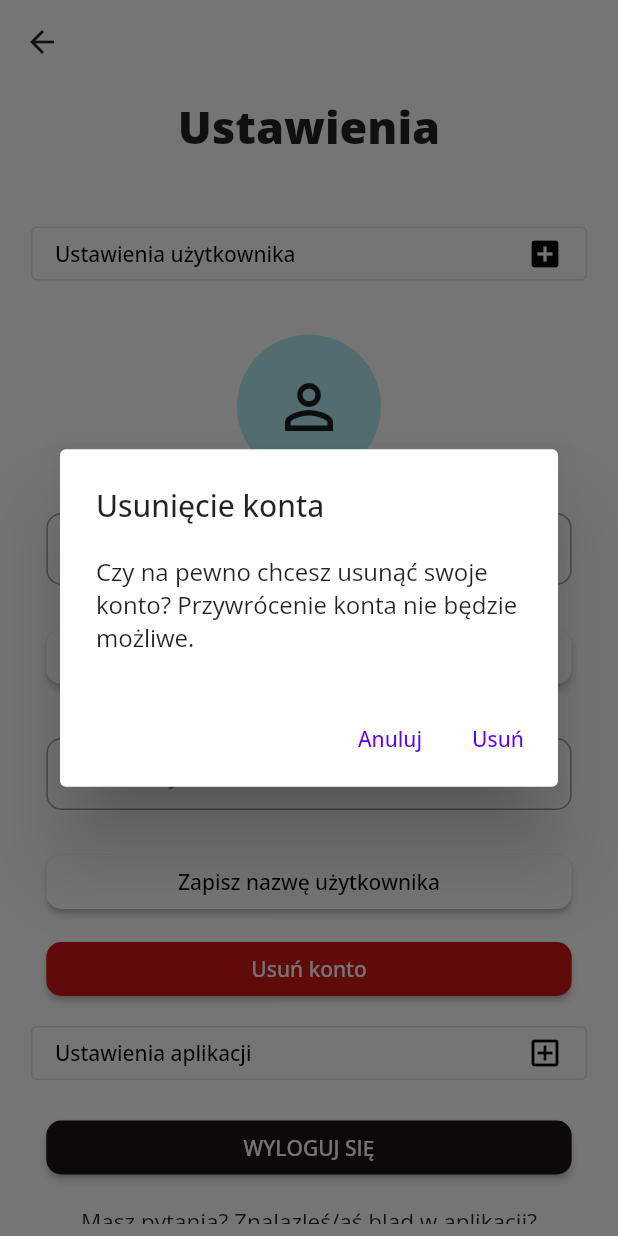
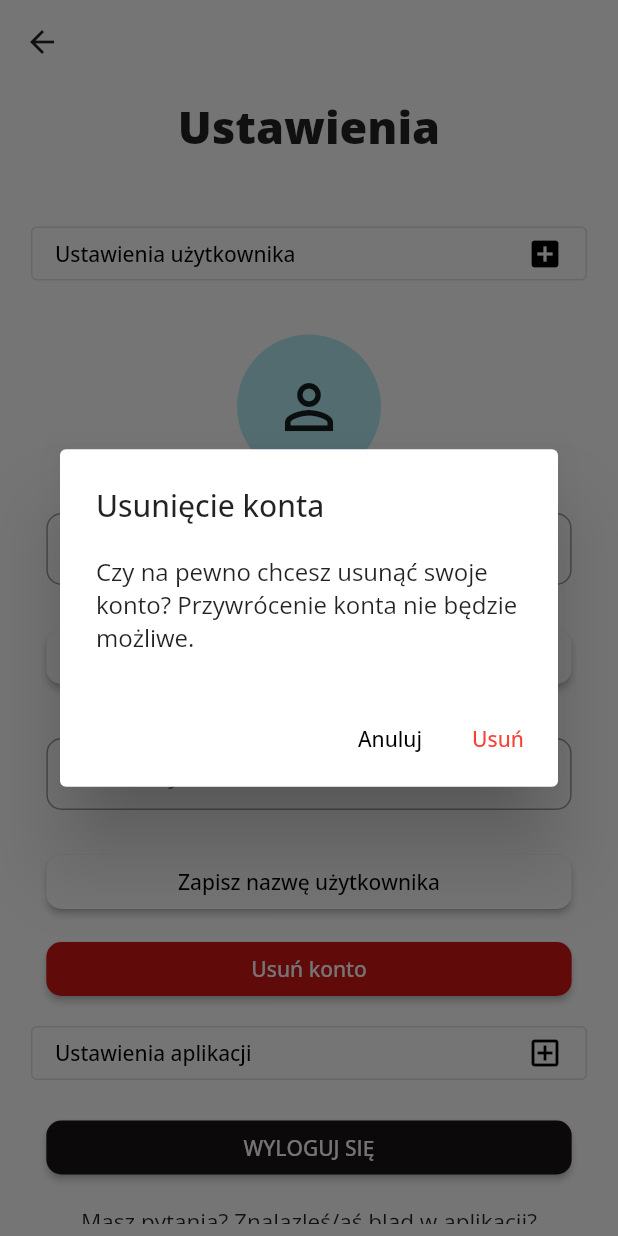
Before and after one commit to mkubis00/zupa_na_pietrynie, a Flutter app: the SettingOptionsPage screen opened directly, after a tap on "Ustawienia użytkownika", after a tap on "Usuń konto", on a phone screen of 412 x 824 dp. Run offline on Flutter 3.47's test engine with Material 2 defaults, Android fonts, the phone set to English and light mode, and no system bars; our stand-ins replace bloc, cloud_firestore, equatable, firebase_auth, firebase_core, flutter_bloc and 4 more; missing offline and left inert: flow_builder, flutter_facebook_auth; accounts and stored records are empty.

Commit message:
User credentials

```diff
--- a/lib/settings_options/view/settings_optins_form.dart
+++ b/lib/settings_options/view/settings_optins_form.dart
@@ -358,7 +358,8 @@ class _DeleteAccount extends StatelessWidget {
           actions: <Widget>[
             TextButton(
               onPressed: () => Navigator.pop(context),
-              child: const Text('Anuluj'),
+              child: const Text('Anuluj',
+              style: TextStyle(color: Colors.black)),
             ),
             TextButton(
               onPressed:
@@ -366,7 +367,8 @@ class _DeleteAccount extends StatelessWidget {
                 context.read<AppBloc>().add(const AppDeleteUserRequested());
                 Navigator.of(context).popUntil((route) => route.isFirst);
               },
-              child: const Text('Usuń'),
+              child: const Text('Usuń',
+              style: TextStyle(color: Colors.red)),
             ),
           ],
         ),
```
Also changed, not shown: lib/password_reset/view/password_reset_form.dart (+9 -0 lines), lib/sign_up/view/sign_up_form.dart (+7 -0 lines).
